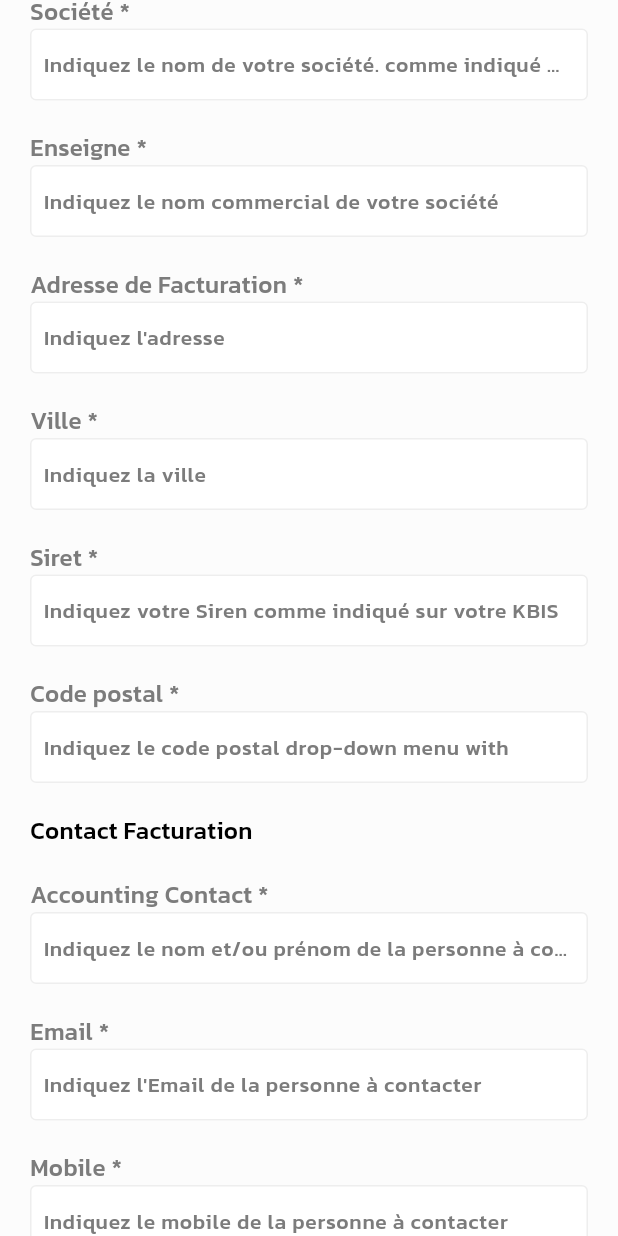
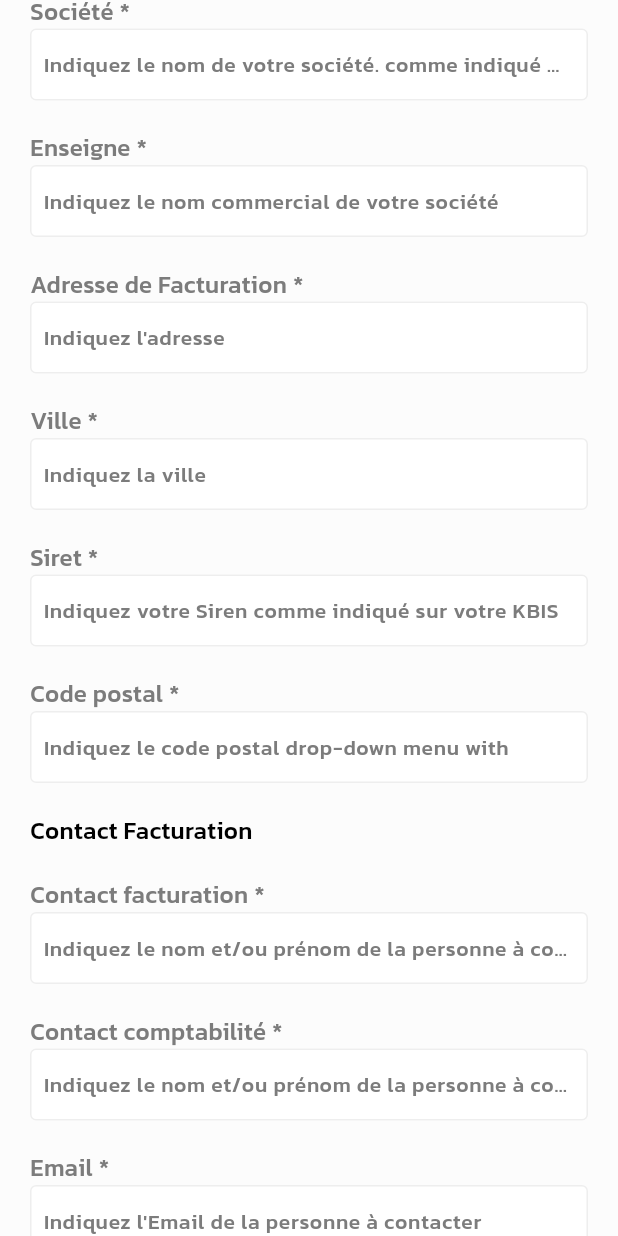
Before and after one commit to nayon-coders/grocary_user_app-Rida_Benharrou, a Flutter app: the SignUpScreen screen opened directly, scrolled down 576 dp, on a phone screen of 412 x 824 dp. Run offline on Flutter 3.47's test engine with Material 3 defaults, Android fonts, the phone set to English and light mode, and no system bars; our stand-ins replace cached_network_image, carousel_slider, cloud_firestore, firebase_auth, firebase_core, lottie and 3 more; missing offline and left inert: super_tooltip; accounts and stored records are empty.

```diff
--- a/lib/model/user_model.dart
+++ b/lib/model/user_model.dart
@@ -16,7 +16,8 @@ class UserModel {
   final String? brand;
   final String? address;
   final String? postCode;
-  final String? accountContract;
+  final String? contactFacturation;
+  final String? contactComptabilit;
   final String? accountEmail;
   final String? accountPhone;
   final String? city;
@@ -35,7 +36,8 @@ class UserModel {
     this.postCode,
     this.city,
     this.siret,
-    this.accountContract,
+    this.contactFacturation,
+    this.contactComptabilit,
     this.accountEmail,
     this.accountPhone,
     this.accountType,
@@ -53,7 +55,8 @@ class UserModel {
     postCode: json["post_code"],
     city: json["city"],
     siret: json["siret"],
-    accountContract: json["account_contract"],
+    contactFacturation: json["contract_facturation"],
+    contactComptabilit: json["contract_comptabilité"],
     accountEmail: json["account_email"],
     accountPhone: json["account_phone"],
     accountType: json["account_type"],
@@ -70,7 +73,8 @@ class UserModel {
     "post_code": postCode,
     "city" : city,
     "siret" : siret,
-    "account_contract" : accountContract,
+    "contract_facturation" : contactFacturation,
+    "contract_comptabilité" : contactComptabilit,
     "account_email" : accountEmail,
     "account_phone" : accountPhone,
     "account_type": accountType,
--- a/lib/view/auth/signup_screen.dart
+++ b/lib/view/auth/signup_screen.dart
@@ -39,7 +39,8 @@ class _SignUpScreenState extends State<SignUpScreen> {
   final _stratController = TextEditingController();
 
 
-  final _contact = TextEditingController();
+  final _contactFacturation = TextEditingController();
+  final _contactComptabilit = TextEditingController();
   final _contactEmail = TextEditingController();
   final _contactPhone = TextEditingController();
 
@@ -263,13 +264,23 @@ class _SignUpScreenState extends State<SignUpScreen> {
                          fontWeight: FontWeight.w500,
                          color: Colors.black),),
                    SizedBox(height: 20,),
-                   Text("Accounting Contact *",
+                   Text("Contact facturation *",
                      style: TextStyle(
                          fontSize: normalFont,
                          fontWeight: FontWeight.w500,
                          color: AppColors.textGrey),),
                    AppField(
-                     controller: _contact,
+                     controller: _contactFacturation,
+                     hintText: "Indiquez le nom et/ou prénom de la personne à contacter",
+                   ),
+                   SizedBox(height: 20,),
+                   Text("Contact comptabilité *",
+                     style: TextStyle(
+                         fontSize: normalFont,
+                         fontWeight: FontWeight.w500,
+                         color: AppColors.textGrey),),
+                   AppField(
+                     controller: _contactComptabilit,
                      hintText: "Indiquez le nom et/ou prénom de la personne à contacter",
                    ),
                    SizedBox(height: 20,),
@@ -300,23 +311,23 @@ class _SignUpScreenState extends State<SignUpScreen> {
                    SizedBox(
                      width: 270,
                      child: RichText(text: TextSpan(
-                         text: "Merci de confirmer que vous avez lu et acceptez les ",
+                         text: "En continuant vous confirmez que vous avez lu et accepté les Conditions Générales de Ventes ainsi que la Politique de Confidentialité.  ",
                          style: TextStyle(fontSize: smallFont,fontWeight: FontWeight.w500,color:AppColors.textGrey),
                          children: [
                            TextSpan(
                                recognizer: TapGestureRecognizer()..onTap = () => _launchUrl(Uri.parse("https://commandespros.com/conditions-generales-de-vente/")),
-                               text: "Conditions Générales",
+                               text: "(Cliquez pour consulter)",
                                style: TextStyle(fontWeight: FontWeight.w500,fontSize: smallFont,color:AppColors.bgGreen)
                            ),
-                           TextSpan(
-                               text: " de Ventes ainsi que",
-                               style: TextStyle(fontWeight: FontWeight.w500,fontSize: smallFont,color:AppColors.textGrey)
-                           ),
-                           TextSpan(
-                               recognizer: TapGestureRecognizer()..onTap = () => _launchUrl(Uri.parse("https://commandespros.com/politique-de-confidentialite/")),
-                               text: " laPolitique de Confidentialité",
-                               style: TextStyle(fontWeight: FontWeight.w500,fontSize: smallFont,color:AppColors.bgGreen)
-                           ),
+                           // TextSpan(
+                           //     text: " de Ventes ainsi que",
+                           //     style: TextStyle(fontWeight: FontWeight.w500,fontSize: smallFont,color:AppColors.textGrey)
+                           // ),
+                           // TextSpan(
+                           //     recognizer: TapGestureRecognizer()..onTap = () => _launchUrl(Uri.parse("https://commandespros.com/politique-de-confidentialite/")),
+                           //     text: " laPolitique de Confidentialité",
+                           //     style: TextStyle(fontWeight: FontWeight.w500,fontSize: smallFont,color:AppColors.bgGreen)
+                           // ),
                          ]
                      )),
                    ),
@@ -324,7 +335,10 @@ class _SignUpScreenState extends State<SignUpScreen> {
                    AppButton(
                     isLoading: _isLoading,
                      bgColor: AppColors.bgGreen,
-                     name: "S'inscrire", onClick: (){
+                     name: "S'inscrire", onClick: ()async{
+                      setState(() {
+                        _isLoading = true;
+                      });
                        if(selectedType.isEmpty){
                          appSnackBar(context: context, text: "Veuillez choisir votre type de compte", bgColor: Colors.red);
                          return;
@@ -342,14 +356,16 @@ class _SignUpScreenState extends State<SignUpScreen> {
                            postCode: _postCodeController.text,
                            siret: _stratController.text,
                            status: "Pending",
-                           accountContract: _contact.text,
+                           contactFacturation: _contactFacturation.text,
                            accountEmail: _contactEmail.text,
                            accountPhone: _contactPhone.text,
                            accountType: selectedType[0],
                          );
                          AuthController.userRegistration(context: context, userModel: userModel, pass: _passwordController.text);
                        }
-
+                      setState(() {
+                        _isLoading = false;
+                      });
                      //Navigator.push(context, MaterialPageRoute(builder: (_)=>LogInScreen()));
                    },
                    ),
--- a/lib/view/cart_screen/widget/selecte_delivery_address.dart
+++ b/lib/view/cart_screen/widget/selecte_delivery_address.dart
@@ -64,8 +64,8 @@ class SelectDeliveryAddress extends StatelessWidget {
                                 border: Border.all(width: 1, color: Colors.grey)
                             ),
                             child: ListTile(
-                              title: Text("${data.addressType}"),
-                              subtitle: Text("${data.messages}, ${data.postCode}, ${data.city}, ${data.address}, ${data.contact}"),
+                              title: Text("${data.postCode}, ${data.city}, ${data.address}, ${data.contact}"),
+                              subtitle: Text("${data.messages}"),
                             ),
                           ),
                         );
```
Also changed, not shown: lib/model/orders_model.dart (+7 -3 lines), lib/view/account_screen/my_orders/track_order.dart (+50 -7 lines), lib/view/cart_screen/cart_screen.dart (+2 -5 lines), lib/view/cart_screen/widget/order_popup.dart (+22 -11 lines), lib/view/detail_screen/detail_screen.dart (+15 -9 lines).
